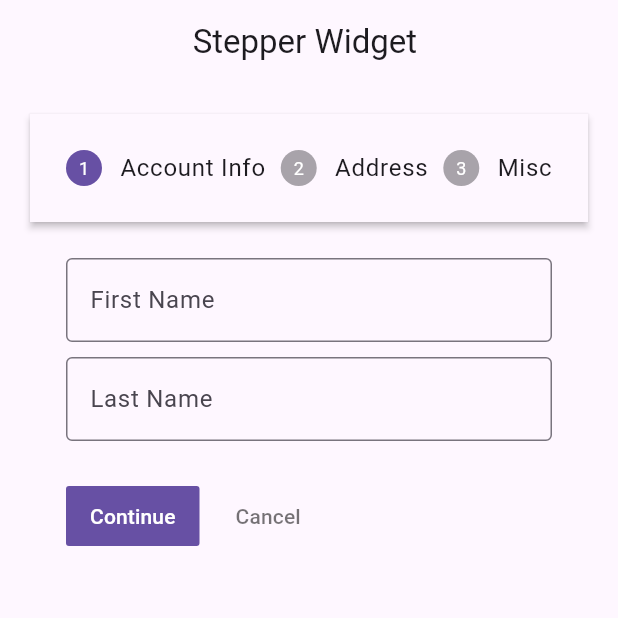
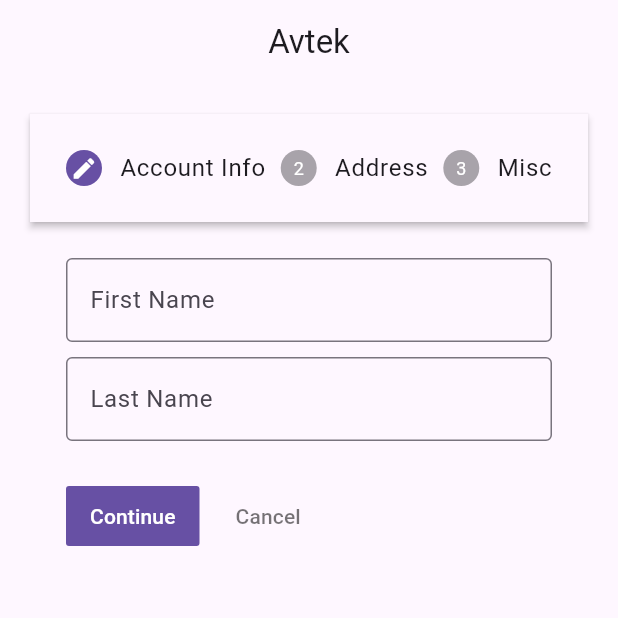
Before and after one commit to mevljas/Human-Computer-Interaction, a Flutter app: the screen it shows after launch, on a phone screen of 412 x 824 dp, the top half of it. Run offline on Flutter 3.47's test engine with Material 3 defaults, Android fonts, the phone set to English and light mode, and no system bars.

Commit message:
code cleanup

```diff
--- a/seminars/2.seminar/avtek/lib/custom_button.dart
+++ b/seminars/2.seminar/avtek/lib/custom_button.dart
@@ -3,7 +3,7 @@ import 'package:flutter/material.dart';
 class CustomBtn extends StatelessWidget {
   final Function? callback;
   final Widget? title;
-  CustomBtn({Key? key, this.title, this.callback}) : super(key: key);
+  const CustomBtn({Key? key, this.title, this.callback}) : super(key: key);
 
   @override
   Widget build(BuildContext context) {
--- a/seminars/2.seminar/avtek/lib/form_page.dart
+++ b/seminars/2.seminar/avtek/lib/form_page.dart
@@ -16,7 +16,7 @@ class _FormPageState extends State<FormPage> {
       home: Scaffold(
         appBar: AppBar(
           title: const Text(
-            "Stepper Widget ",
+            "Avtek",
           ),
           centerTitle: true,
         ),
@@ -49,14 +49,25 @@ class _FormPageState extends State<FormPage> {
     );
   }
 
+  StepState getStepState(int step) {
+    if (currentStep > step) {
+      return StepState.complete;
+    } else if (currentStep == step) {
+      return StepState.editing;
+    } else {
+      return StepState.indexed;
+      // return StepState.disabled;
+    }
+  }
+
   List<Step> getSteps() {
     return <Step>[
       Step(
-        state: currentStep > 0 ? StepState.complete : StepState.indexed,
-        isActive: currentStep >= 0,
+        state: getStepState(0),
+        isActive: currentStep == 0,
         title: const Text("Account Info"),
-        content: Column(
-          children: const [
+        content: const Column(
+          children: [
             CustomInput(
               hint: "First Name",
               inputBorder: OutlineInputBorder(),
@@ -69,11 +80,11 @@ class _FormPageState extends State<FormPage> {
         ),
       ),
       Step(
-        state: currentStep > 1 ? StepState.complete : StepState.indexed,
-        isActive: currentStep >= 1,
+        state: getStepState(1),
+        isActive: currentStep == 1,
         title: const Text("Address"),
-        content: Column(
-          children: const [
+        content: const Column(
+          children: [
             CustomInput(
               hint: "City and State",
               inputBorder: OutlineInputBorder(),
@@ -86,11 +97,11 @@ class _FormPageState extends State<FormPage> {
         ),
       ),
       Step(
-        state: currentStep > 2 ? StepState.complete : StepState.indexed,
-        isActive: currentStep >= 2,
+        state: getStepState(2),
+        isActive: currentStep == 3,
         title: const Text("Misc"),
-        content: Column(
-          children: const [
+        content: const Column(
+          children: [
             CustomInput(
               hint: "Bio",
               inputBorder: OutlineInputBorder(),
```
Also changed, not shown: cspell.json (added, +12 -0 lines), seminars/2.seminar/avtek/lib/main.dart (+7 -0 lines).
